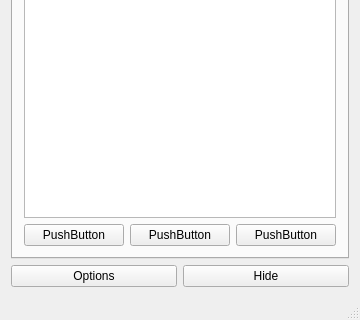
This is mainwindow.ui in zhorro/zizulja as Qt 5 draws it before an edit; both pictures show x 0 to 360 and y 320 to 640 of the 360 by 640 pixel window. The edited form follows.
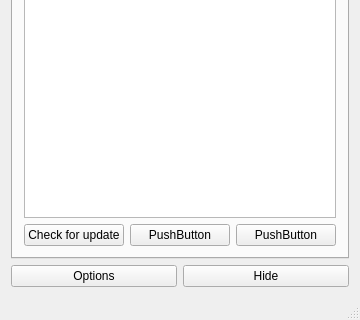
This is the edited form. The open tabs and pages were chosen to show the change. Icons and pictures are not drawn.

```diff
--- a/mainwindow.ui
+++ b/mainwindow.ui
@@ -68,7 +68,7 @@
           <item>
            <widget class="QPushButton" name="pushButton_6">
             <property name="text">
-             <string>PushButton</string>
+             <string>Check for update</string>
             </property>
            </widget>
           </item>
```
Left out of the diff: 28 changed lines with no effect on the pictures.
